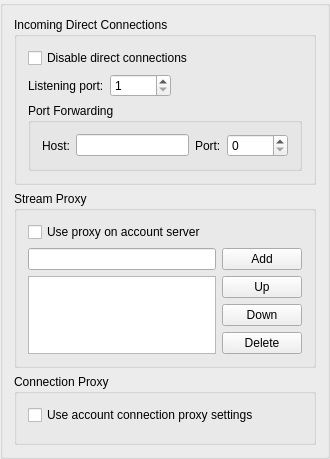
The window that src/plugins/socksstreams/socksoptions.ui (vacuum-im/vacuum-im) describes before a commit, drawn with Qt 5.
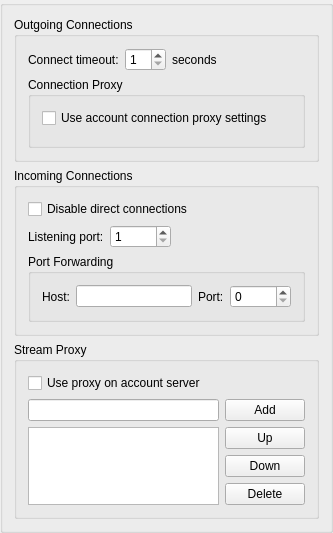
The same window after the commit.

```diff
--- a/src/plugins/socksstreams/socksoptions.ui
+++ b/src/plugins/socksstreams/socksoptions.ui
@@ -6,8 +6,8 @@
    <rect>
     <x>0</x>
     <y>0</y>
-    <width>330</width>
-    <height>429</height>
+    <width>333</width>
+    <height>466</height>
    </rect>
   </property>
   <layout class="QVBoxLayout" name="verticalLayout_4">
@@ -16,11 +16,83 @@
    </property>
    <item>
     <widget class="QGroupBox" name="grbSocksStreams">
-     <layout class="QVBoxLayout" name="verticalLayout_3">
+     <layout class="QVBoxLayout" name="verticalLayout_8">
       <item>
-       <widget class="QGroupBox" name="grbDirectConnection">
+       <widget class="QGroupBox" name="grbOutgoingConnections">
         <property name="title">
-         <string>Incoming Direct Connections</string>
+         <string>Outgoing Connections</string>
+        </property>
+        <layout class="QVBoxLayout" name="verticalLayout_3">
+         <item>
+          <layout class="QHBoxLayout" name="horizontalLayout_4">
+           <item>
+            <widget class="QLabel" name="lblConnectTimeout">
+             <property name="text">
+              <string>Connect timeout:</string>
+             </property>
+             <property name="buddy">
+              <cstring>spbConnectTimeout</cstring>
+             </property>
+            </widget>
+           </item>
+           <item>
+            <widget class="QSpinBox" name="spbConnectTimeout">
+             <property name="minimum">
+              <number>1</number>
+             </property>
+             <property name="maximum">
+              <number>60</number>
+             </property>
+            </widget>
+           </item>
+           <item>
+            <widget class="QLabel" name="lblSeconds">
+             <property name="text">
+              <string>seconds</string>
+             </property>
+            </widget>
+           </item>
+           <item>
+            <spacer name="horizontalSpacer_2">
+             <property name="orientation">
+              <enum>Qt::Horizontal</enum>
+             </property>
+             <property name="sizeHint" stdset="0">
+              <size>
+               <width>40</width>
+               <height>20</height>
+              </size>
+             </property>
+            </spacer>
+           </item>
+          </layout>
+         </item>
+         <item>
+          <widget class="QGroupBox" name="grbConnectionProxy">
+           <property name="title">
+            <string>Connection Proxy</string>
+           </property>
+           <layout class="QVBoxLayout" name="verticalLayout_7">
+            <item>
+             <widget class="QCheckBox" name="chbUseAccountNetworkProxy">
+              <property name="text">
+               <string>Use account connection proxy settings</string>
+              </property>
+             </widget>
+            </item>
+            <item>
+             <widget class="QWidget" name="wdtProxySettings" native="true"/>
+            </item>
+           </layout>
+          </widget>
+         </item>
+        </layout>
+       </widget>
+      </item>
+      <item>
+       <widget class="QGroupBox" name="grbIncomingConnections">
+        <property name="title">
+         <string>Incoming Connections</string>
         </property>
         <layout class="QVBoxLayout" name="verticalLayout_6">
          <item>
@@ -193,25 +265,6 @@
         </layout>
        </widget>
       </item>
-      <item>
-       <widget class="QGroupBox" name="grbConnectionProxy">
-        <property name="title">
-         <string>Connection Proxy</string>
-        </property>
-        <layout class="QVBoxLayout" name="verticalLayout_7">
-         <item>
-          <widget class="QCheckBox" name="chbUseAccountNetworkProxy">
-           <property name="text">
-            <string>Use account connection proxy settings</string>
-           </property>
-          </widget>
-         </item>
-         <item>
-          <widget class="QWidget" name="wdtProxySettings" native="true"/>
-         </item>
-        </layout>
-       </widget>
-      </item>
      </layout>
     </widget>
    </item>
```
Left out of the diff: 28 changed lines with no effect on the pictures.
